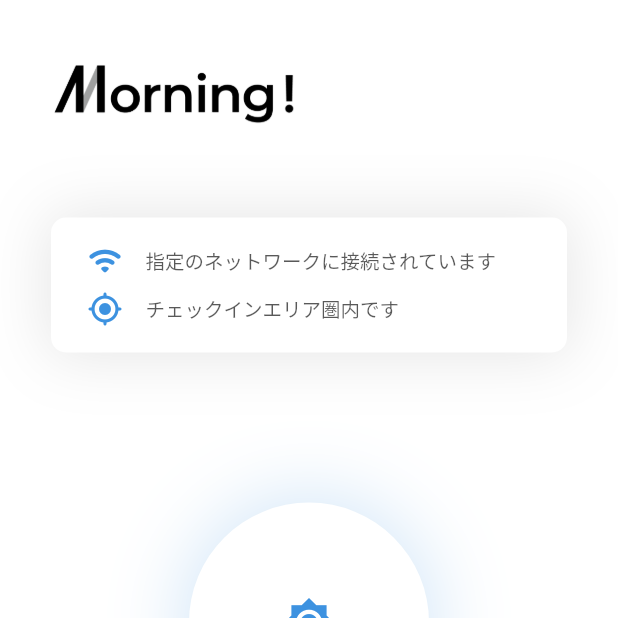
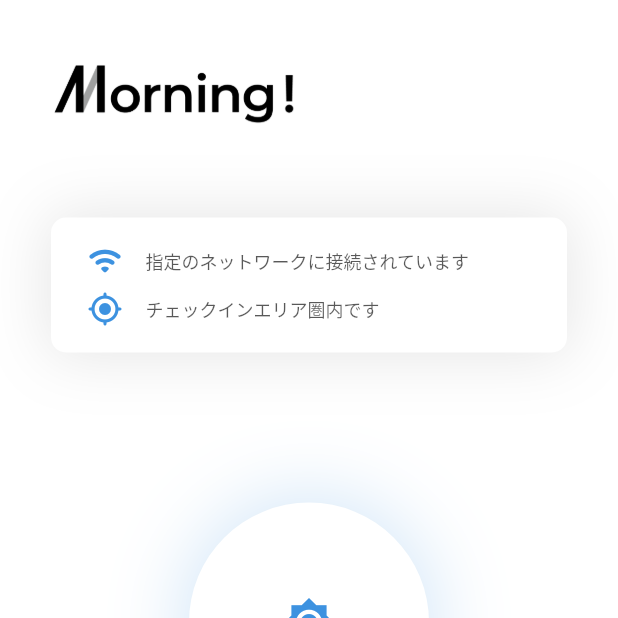
Before and after one commit to tomosii/morning-web, a Flutter app: the first screen one second after launch, on a phone screen of 412 x 824 dp, the top half of it. Run offline on Flutter 3.47's test engine with Material 2 defaults, Android fonts, the phone set to English and light mode, and no system bars; our stand-ins replace firebase_core, geolocator, google_fonts; accounts and stored records are empty; network calls fail; statements that could not run were skipped.

```diff
--- a/lib/main.dart
+++ b/lib/main.dart
@@ -77,9 +77,10 @@ class MorningApp extends StatelessWidget {
                           Text(
                             "${now.hour.toString().padLeft(2, '0')}:${now.minute.toString().padLeft(2, '0')}:${now.second.toString().padLeft(2, '0')}",
                             style: GoogleFonts.inter(
-                              fontSize: 35,
+                              fontSize: 34,
                               fontWeight: FontWeight.w700,
-                              color: Colors.black.withOpacity(0.9),
+                              color: Colors.black.withOpacity(0.8),
+                              letterSpacing: 1.1,
                             ),
                           ),
                         ],
@@ -128,7 +129,7 @@ class MorningApp extends StatelessWidget {
                               child: Text(
                                 "指定のネットワークに接続されています",
                                 style: TextStyle(
-                                  fontSize: 13,
+                                  fontSize: 12,
                                   fontWeight: FontWeight.w500,
                                   color: Colors.black.withOpacity(0.65),
                                 ),
@@ -152,7 +153,7 @@ class MorningApp extends StatelessWidget {
                               child: Text(
                                 "チェックインエリア圏内です",
                                 style: TextStyle(
-                                  fontSize: 13,
+                                  fontSize: 12,
                                   fontWeight: FontWeight.w500,
                                   color: Colors.black.withOpacity(0.65),
                                 ),
```
Also changed, not shown: 1 other file.
